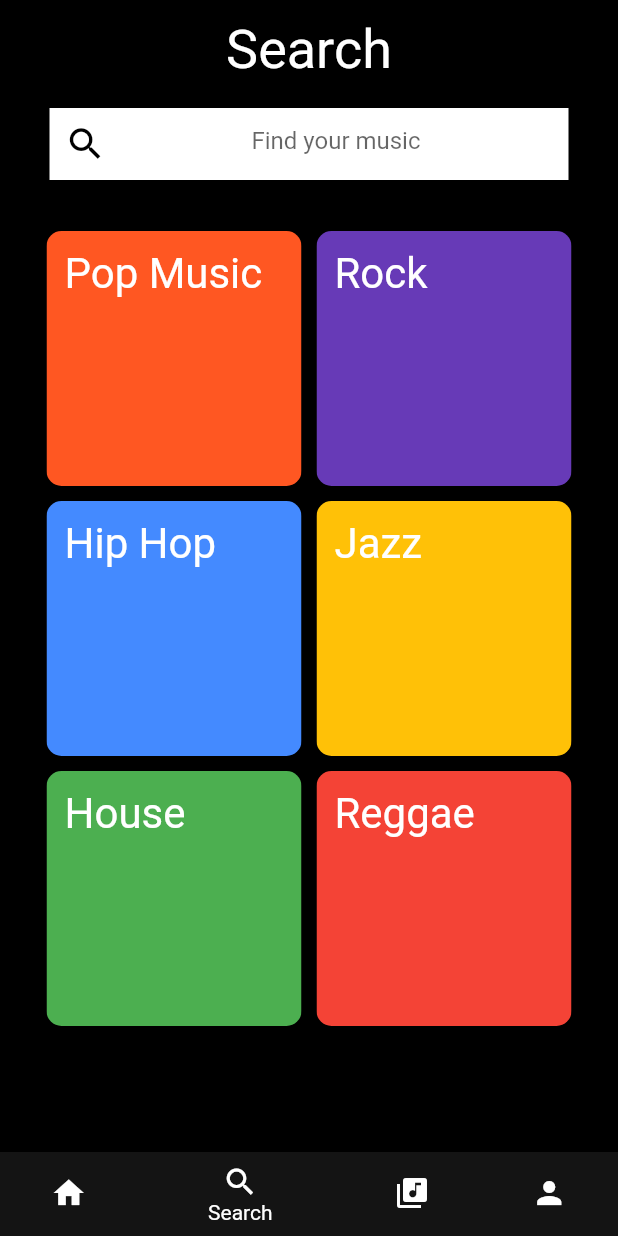
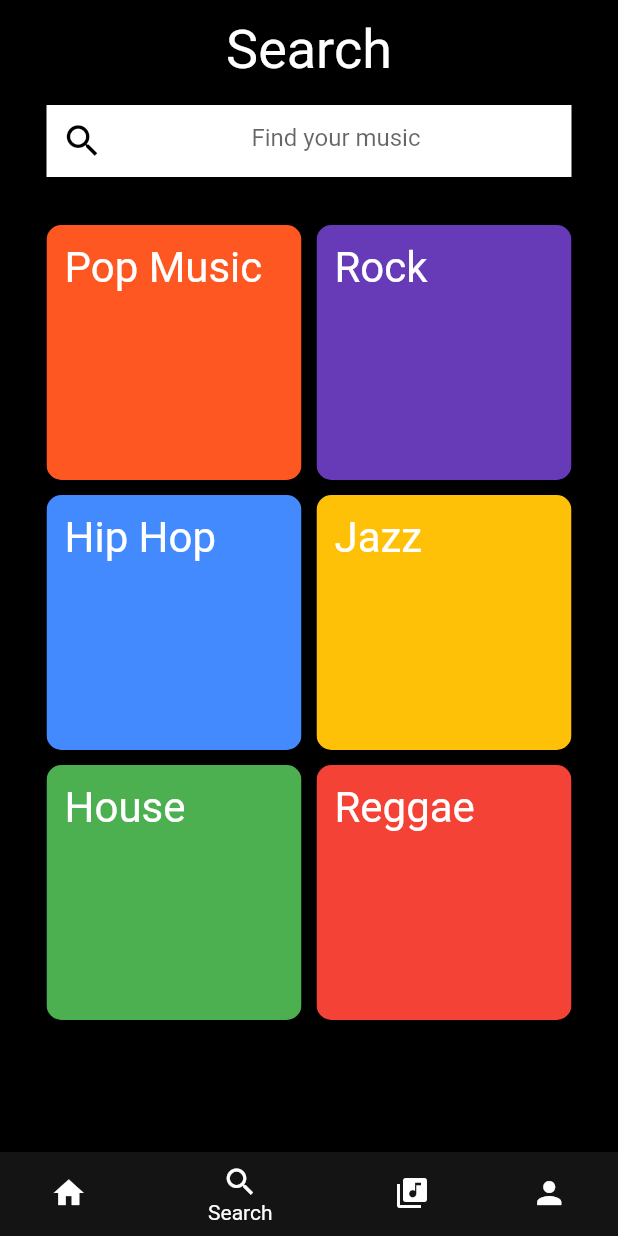
Before and after one commit to isaacpitwa/Spotify-Clone-App, a Flutter app: the screen it shows after launch, item 2 of the bottom bar chosen, on a phone screen of 412 x 824 dp. Run offline on Flutter 3.47's test engine with Material 2 defaults, Android fonts, the phone set to English and light mode, and no system bars; network calls fail.

Commit message:
Simple polishing on padding

```diff
--- a/lib/ui/screens/search/search_screen.dart
+++ b/lib/ui/screens/search/search_screen.dart
@@ -19,16 +19,16 @@ class SearchScreen extends StatelessWidget {
                 ),
               ),
               Padding(
-                padding: const EdgeInsets.all(18.0),
+                padding: const EdgeInsets.all(16.0),
                 child: TextField(
                   textAlign: TextAlign.center,
                   decoration: InputDecoration(
                     fillColor: Colors.white,
-
                     prefixIcon: Icon(Icons.search,color: Colors.black,size: 28.0,),
                     filled: true,
                     border: InputBorder.none,
                     hintText: "Find your music",
+
                   ),
                 ),
               ),
```
